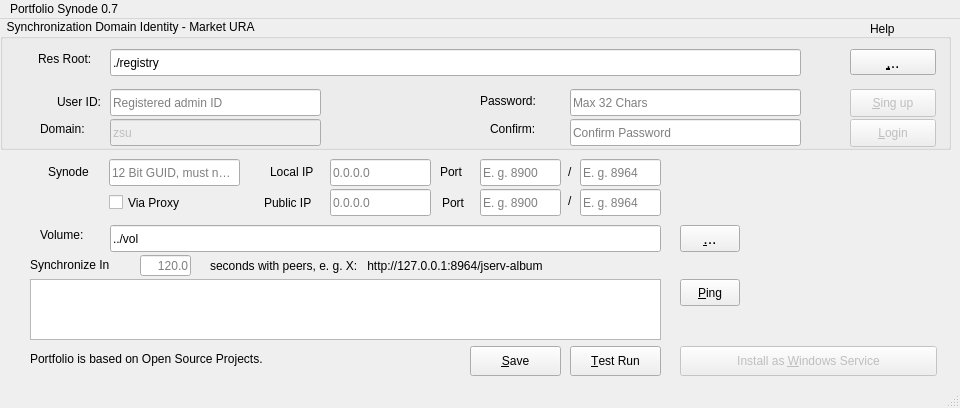
Old version of the form synode.py/src/synodepy3/form.ui in the repository odys-z/semantic-jserv.
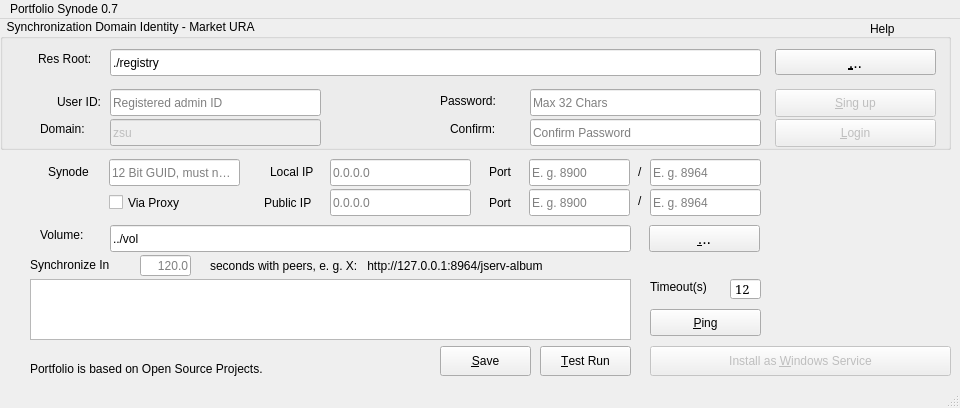
New version of the form. Icons and pictures are not drawn.

Commit message: fix: ping() timeout is misleading at hub node if a peer node is not present.

Diff of the .ui file:
```diff
--- a/synode.py/src/synodepy3/form.ui
+++ b/synode.py/src/synodepy3/form.ui
@@ -31,7 +31,7 @@
      <rect>
       <x>30</x>
       <y>260</y>
-      <width>631</width>
+      <width>601</width>
       <height>61</height>
      </rect>
     </property>
@@ -63,7 +63,7 @@
      <rect>
       <x>110</x>
       <y>206</y>
-      <width>551</width>
+      <width>521</width>
       <height>27</height>
      </rect>
     </property>
@@ -80,9 +80,9 @@
    <widget class="QPushButton" name="bVolpath">
     <property name="geometry">
      <rect>
-      <x>680</x>
+      <x>649</x>
       <y>206</y>
-      <width>60</width>
+      <width>111</width>
       <height>27</height>
      </rect>
     </property>
@@ -160,7 +160,7 @@
      <rect>
       <x>330</x>
       <y>140</y>
-      <width>101</width>
+      <width>141</width>
       <height>27</height>
      </rect>
     </property>
@@ -193,7 +193,7 @@
    <widget class="QLabel" name="lbPort">
     <property name="geometry">
      <rect>
-      <x>440</x>
+      <x>489</x>
       <y>143</y>
       <width>41</width>
       <height>20</height>
@@ -206,9 +206,9 @@
    <widget class="QLineEdit" name="txtPort">
     <property name="geometry">
      <rect>
-      <x>580</x>
+      <x>650</x>
       <y>140</y>
-      <width>81</width>
+      <width>111</width>
       <height>27</height>
      </rect>
     </property>
@@ -284,7 +284,7 @@
     <widget class="QLabel" name="lbRetry">
      <property name="geometry">
       <rect>
-       <x>490</x>
+       <x>450</x>
        <y>100</y>
        <width>61</width>
        <height>20</height>
@@ -297,7 +297,7 @@
     <widget class="QLineEdit" name="txtPswd2">
      <property name="geometry">
       <rect>
-       <x>570</x>
+       <x>530</x>
        <y>100</y>
        <width>231</width>
        <height>27</height>
@@ -335,7 +335,7 @@
     <widget class="QLineEdit" name="txtPswd">
      <property name="geometry">
       <rect>
-       <x>570</x>
+       <x>530</x>
        <y>70</y>
        <width>231</width>
        <height>27</height>
@@ -382,7 +382,7 @@
     <widget class="QLabel" name="lbPswd">
      <property name="geometry">
       <rect>
-       <x>480</x>
+       <x>440</x>
        <y>72</y>
        <width>70</width>
        <height>19</height>
@@ -398,9 +398,9 @@
      </property>
      <property name="geometry">
       <rect>
-       <x>850</x>
+       <x>775</x>
        <y>100</y>
-       <width>86</width>
+       <width>161</width>
        <height>28</height>
       </rect>
      </property>
@@ -414,9 +414,9 @@
     <widget class="QPushButton" name="bRoot">
      <property name="geometry">
       <rect>
-       <x>850</x>
+       <x>775</x>
        <y>30</y>
-       <width>86</width>
+       <width>161</width>
        <height>26</height>
       </rect>
      </property>
@@ -459,7 +459,7 @@
       <rect>
        <x>110</x>
        <y>30</y>
-       <width>691</width>
+       <width>651</width>
        <height>27</height>
       </rect>
      </property>
@@ -479,9 +479,9 @@
      </property>
      <property name="geometry">
       <rect>
-       <x>850</x>
+       <x>775</x>
        <y>70</y>
-       <width>86</width>
+       <width>161</width>
        <height>28</height>
       </rect>
      </property>
@@ -512,7 +512,7 @@
    <widget class="QLabel" name="lbQr">
     <property name="geometry">
      <rect>
-      <x>764</x>
+      <x>780</x>
       <y>141</y>
       <width>170</width>
       <height>170</height>
@@ -534,7 +534,7 @@
    <widget class="QPushButton" name="bValidate">
     <property name="geometry">
      <rect>
-      <x>570</x>
+      <x>540</x>
       <y>327</y>
       <width>91</width>
       <height>30</height>
@@ -553,9 +553,9 @@
     </property>
     <property name="geometry">
      <rect>
-      <x>680</x>
+      <x>650</x>
       <y>327</y>
-      <width>257</width>
+      <width>301</width>
       <height>30</height>
      </rect>
     </property>
@@ -572,7 +572,7 @@
     </property>
     <property name="geometry">
      <rect>
-      <x>470</x>
+      <x>440</x>
       <y>327</y>
       <width>91</width>
       <height>30</height>
@@ -585,22 +585,6 @@
      <string>Ctrl+T</string>
     </property>
    </widget>
-   <widget class="QLabel" name="lblink">
-    <property name="geometry">
-     <rect>
-      <x>30</x>
-      <y>330</y>
-      <width>371</width>
-      <height>20</height>
-     </rect>
-    </property>
-    <property name="text">
-     <string>Portfolio is based on Open Source Projects.</string>
-    </property>
-    <property name="openExternalLinks">
-     <bool>true</bool>
-    </property>
-   </widget>
    <widget class="QLabel" name="lbIneach">
     <property name="geometry">
      <rect>
@@ -645,9 +629,9 @@
     </property>
     <property name="geometry">
      <rect>
-      <x>680</x>
-      <y>260</y>
-      <width>60</width>
+      <x>650</x>
+      <y>290</y>
+      <width>111</width>
       <height>27</height>
      </rect>
     </property>
@@ -661,9 +645,9 @@
    <widget class="QLineEdit" name="txtWebport">
     <property name="geometry">
      <rect>
-      <x>480</x>
+      <x>529</x>
       <y>140</y>
-      <width>81</width>
+      <width>101</width>
       <height>27</height>
      </rect>
     </property>
@@ -683,7 +667,7 @@
    <widget class="QLabel" name="lbPort_2">
     <property name="geometry">
      <rect>
-      <x>568</x>
+      <x>638</x>
       <y>143</y>
       <width>12</width>
       <height>20</height>
@@ -722,9 +706,9 @@
    <widget class="QLineEdit" name="txtPort_proxy">
     <property name="geometry">
      <rect>
-      <x>580</x>
+      <x>650</x>
       <y>170</y>
-      <width>81</width>
+      <width>111</width>
       <height>27</height>
      </rect>
     </property>
@@ -744,9 +728,9 @@
    <widget class="QLineEdit" name="txtWebport_proxy">
     <property name="geometry">
      <rect>
-      <x>480</x>
+      <x>529</x>
       <y>170</y>
-      <width>81</width>
+      <width>101</width>
       <height>27</height>
      </rect>
     </property>
@@ -768,7 +752,7 @@
      <rect>
       <x>330</x>
       <y>170</y>
-      <width>101</width>
+      <width>141</width>
       <height>27</height>
      </rect>
     </property>
@@ -788,7 +772,7 @@
    <widget class="QLabel" name="lbPort_3">
     <property name="geometry">
      <rect>
-      <x>568</x>
+      <x>638</x>
       <y>172</y>
       <width>12</width>
       <height>20</height>
@@ -801,7 +785,7 @@
    <widget class="QLabel" name="lbPort_4">
     <property name="geometry">
      <rect>
-      <x>442</x>
+      <x>489</x>
       <y>174</y>
       <width>41</width>
       <height>20</height>
@@ -811,6 +795,72 @@
      <string>Port</string>
     </property>
    </widget>
+   <widget class="QLineEdit" name="txtimeout">
+    <property name="geometry">
+     <rect>
+      <x>730</x>
+      <y>260</y>
+      <width>31</width>
+      <height>20</height>
+     </rect>
+    </property>
+    <property name="font">
+     <font>
+      <family>Serif</family>
+      <pointsize>10</pointsize>
+     </font>
+    </property>
+    <property name="whatsThis">
+     <string extracomment="Global / Domain wide node ID."/>
+    </property>
+    <property name="inputMask">
+     <string>0000</string>
+    </property>
+    <property name="text">
+     <string>12</string>
+    </property>
+    <property name="maxLength">
+     <number>4</number>
+    </property>
+    <property name="alignment">
+     <set>Qt::AlignmentFlag::AlignRight|Qt::AlignmentFlag::AlignTrailing|Qt::AlignmentFlag::AlignVCenter</set>
+    </property>
+    <property name="readOnly">
+     <bool>false</bool>
+    </property>
+    <property name="placeholderText">
+     <string>10</string>
+    </property>
+   </widget>
+   <widget class="QLabel" name="lbTimeout">
+    <property name="geometry">
+     <rect>
+      <x>650</x>
+      <y>260</y>
+      <width>81</width>
+      <height>16</height>
+     </rect>
+    </property>
+    <property name="text">
+     <string>Timeout(s)</string>
+    </property>
+   </widget>
+   <widget class="QLabel" name="lblink">
+    <property name="geometry">
+     <rect>
+      <x>30</x>
+      <y>340</y>
+      <width>361</width>
+      <height>20</height>
+     </rect>
+    </property>
+    <property name="text">
+     <string>Portfolio is based on Open Source Projects.</string>
+    </property>
+    <property name="openExternalLinks">
+     <bool>true</bool>
+    </property>
+   </widget>
   </widget>
   <widget class="QMenuBar" name="menubar">
    <property name="geometry">
```
Left out of the diff: 14 changed lines with no effect on the pictures. The commit also changes 6 other files.
